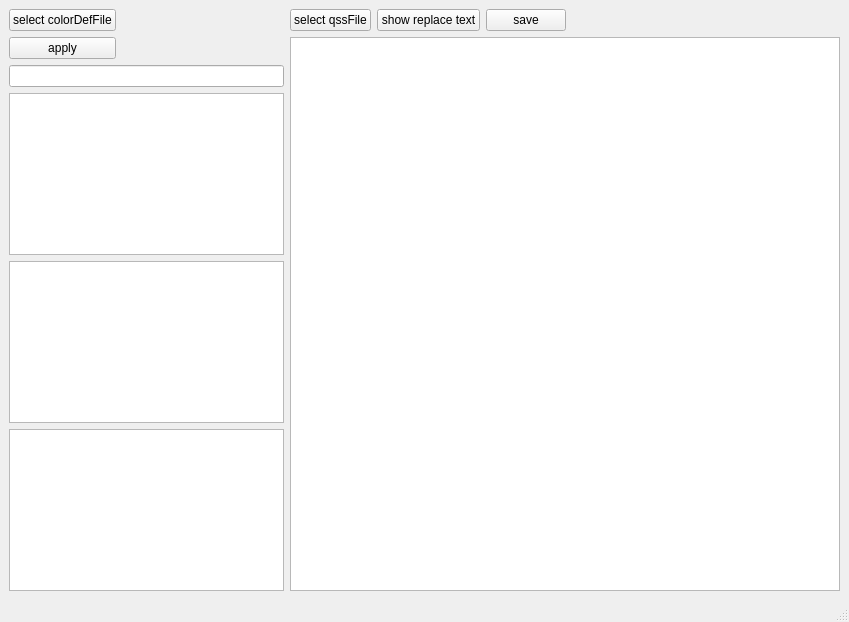
Above: mainwindow.ui from chenghongfeng/QssCreator before the change. Below: the same form after it.
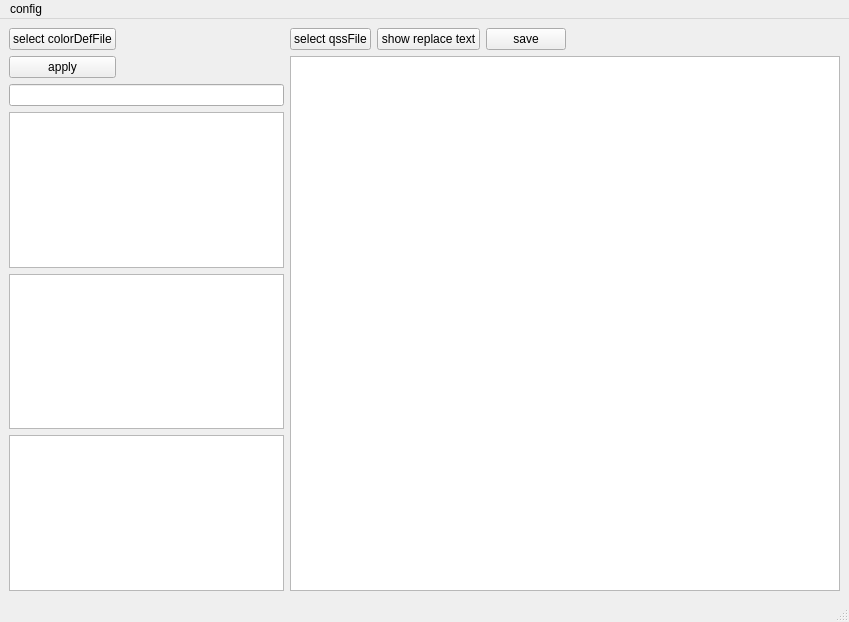
That is the form after the change.

Commit message: 1.代码优化

Patch:
```diff
--- a/mainwindow.ui
+++ b/mainwindow.ui
@@ -122,6 +122,13 @@
      <height>22</height>
     </rect>
    </property>
+   <widget class="QMenu" name="menuconfig">
+    <property name="title">
+     <string>config</string>
+    </property>
+    <addaction name="actionset"/>
+   </widget>
+   <addaction name="menuconfig"/>
   </widget>
   <widget class="QStatusBar" name="statusbar"/>
  </widget>
```
Left out of the diff: 5 changed lines with no effect on the pictures. The commit also changes 2 other files.
